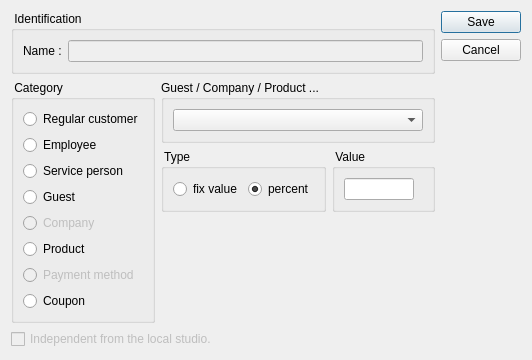
Above: client/dlgdiscountedit.ui from tbikfalvi/Belenus before the change. Below: the same form after it.
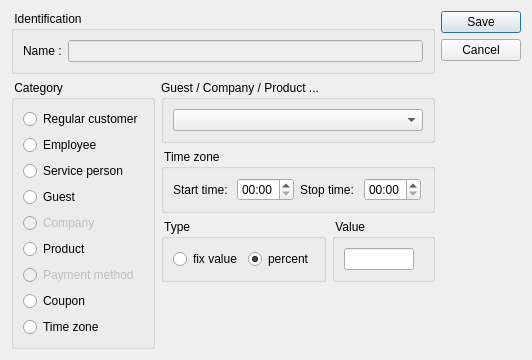
That is the form after the change.

```diff
--- a/client/dlgdiscountedit.ui
+++ b/client/dlgdiscountedit.ui
@@ -7,15 +7,13 @@
     <x>0</x>
     <y>0</y>
     <width>532</width>
-    <height>317</height>
+    <height>315</height>
    </rect>
   </property>
   <property name="windowTitle">
    <string>Dialog</string>
   </property>
-  <layout class="QVBoxLayout" name="verticalLayout_6">
-   <item>
-    <layout class="QHBoxLayout" name="horizontalLayout_6">
+  <layout class="QHBoxLayout" name="horizontalLayout_7">
      <item>
       <layout class="QVBoxLayout" name="verticalLayout_5">
        <item>
@@ -42,7 +40,7 @@
         </widget>
        </item>
        <item>
-        <layout class="QHBoxLayout" name="horizontalLayout_4">
+      <layout class="QHBoxLayout" name="horizontalLayout_6">
          <item>
           <widget class="QGroupBox" name="gbDiscountCategory">
            <property name="title">
@@ -114,6 +112,13 @@
               </property>
              </widget>
             </item>
+          <item>
+           <widget class="QRadioButton" name="rbTimeZone">
+            <property name="text">
+             <string>Time zone</string>
+            </property>
+           </widget>
+          </item>
            </layout>
           </widget>
          </item>
@@ -135,6 +140,56 @@
              </layout>
             </widget>
            </item>
+         <item>
+          <widget class="QGroupBox" name="gbTimeZone">
+           <property name="title">
+            <string> Time zone </string>
+           </property>
+           <layout class="QHBoxLayout" name="horizontalLayout_4">
+            <item>
+             <widget class="QLabel" name="lblTimeZoneStart">
+              <property name="text">
+               <string>Start time: </string>
+              </property>
+             </widget>
+            </item>
+            <item>
+             <widget class="QTimeEdit" name="teTimeZoneStart">
+              <property name="displayFormat">
+               <string>HH:mm</string>
+              </property>
+             </widget>
+            </item>
+            <item>
+             <widget class="QLabel" name="lblTimeZoneStop">
+              <property name="text">
+               <string>Stop time: </string>
+              </property>
+             </widget>
+            </item>
+            <item>
+             <widget class="QTimeEdit" name="teTimeZoneStop">
+              <property name="displayFormat">
+               <string>HH:mm</string>
+              </property>
+             </widget>
+            </item>
+            <item>
+             <spacer name="horizontalSpacer_2">
+              <property name="orientation">
+               <enum>Qt::Horizontal</enum>
+              </property>
+              <property name="sizeHint" stdset="0">
+               <size>
+                <width>40</width>
+                <height>20</height>
+               </size>
+              </property>
+             </spacer>
+            </item>
+           </layout>
+          </widget>
+         </item>
            <item>
             <layout class="QHBoxLayout" name="horizontalLayout_3">
              <item>
@@ -211,7 +266,7 @@
              <property name="sizeHint" stdset="0">
               <size>
                <width>20</width>
-               <height>40</height>
+             <height>17</height>
               </size>
              </property>
             </spacer>
@@ -264,18 +319,6 @@
         </spacer>
        </item>
       </layout>
-     </item>
-    </layout>
-   </item>
-   <item>
-    <widget class="QCheckBox" name="checkIndependent">
-     <property name="enabled">
-      <bool>false</bool>
-     </property>
-     <property name="text">
-      <string>Independent from the local studio.</string>
-     </property>
-    </widget>
    </item>
   </layout>
  </widget>
```
Lines whose indentation alone changed are shown as unchanged.
